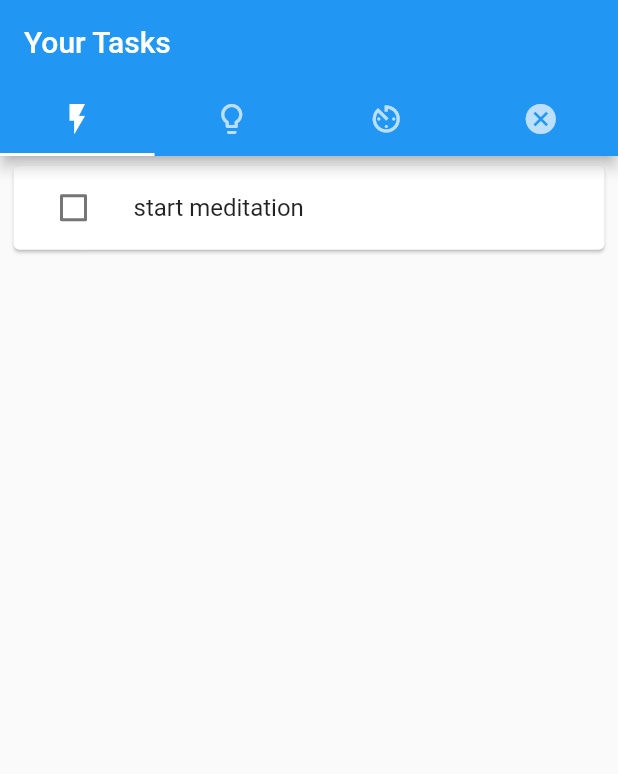
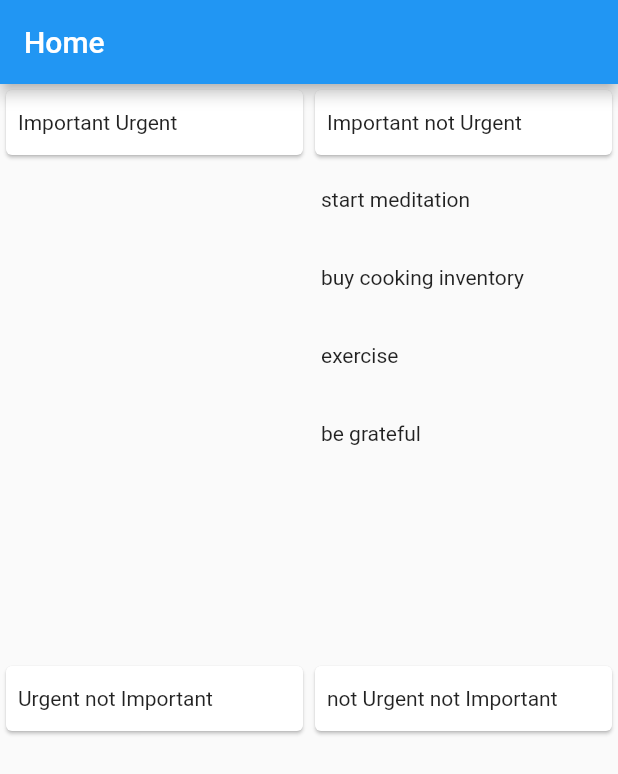
Before and after one commit to Pupye/eisenhower-m, a Flutter app: the screen it shows after launch, on a phone screen of 412 x 824 dp. Shown: the top 774 px of the screen. Run offline on Flutter 3.47's test engine with Material 2 defaults, Android fonts, the phone set to English and light mode, and no system bars.

Commit message:
new screen and widgets with real matrix

```diff
--- a/lib/main.dart
+++ b/lib/main.dart
@@ -27,7 +27,7 @@ class MyApp extends StatelessWidget {
       ),
       home: ChangeNotifierProvider.value(
         value: m_tasks.Tasks(),
-        child: TabScreen(),
+        child: HomeScreen(),
       ),
     );
   }
--- a/lib/models/tasks.dart
+++ b/lib/models/tasks.dart
@@ -8,7 +8,7 @@ class Tasks with ChangeNotifier{
       id: 0,
       title: 'start meditation',
       isFinished: false,
-      type: 0
+      type: 1
     ),
 
     Task(
@@ -35,15 +35,15 @@ class Tasks with ChangeNotifier{
     Task(
       id: 4,
       title: 'play video game',
-      isFinished: false,
-      type: 3
+      isFinished: true,
+      type: 1
     ),
 
     Task(
       id: 2,
       title: 'write an email',
-      isFinished: false,
-      type: 2
+      isFinished: true,
+      type: 1
     ),
   ];
 
--- a/lib/screens/home_screen.dart
+++ b/lib/screens/home_screen.dart
@@ -1,7 +1,7 @@
 import 'package:flutter/material.dart';
 import 'package:provider/provider.dart';
 
-import '../widgets/tasks_widget.dart';
+import '../widgets/tasks_overview_widget.dart';
 import '../models/tasks.dart' as m_tasks;
 
 class HomeScreen extends StatelessWidget {
@@ -14,7 +14,7 @@ class HomeScreen extends StatelessWidget {
         title: Text('Home'),
       ),
       body: ChangeNotifierProvider.value(
-        child: TasksW(),
+        child: TasksOverViewW(),
         value: m_tasks.Tasks(),
       ),
     );
--- /dev/null
+++ b/lib/widgets/task_items_overview.dart
@@ -0,0 +1,31 @@
+import 'package:flutter/material.dart';
+import 'package:provider/provider.dart';
+
+import '../models/task.dart' as m_task;
+
+class TaskItemsOverviewW extends StatelessWidget {
+  final double height;
+  const TaskItemsOverviewW({Key key, this.height}) : super(key: key);
+
+  @override
+  Widget build(BuildContext context) {
+    final task = Provider.of<m_task.Task>(context);
+    return LayoutBuilder(
+        builder: (context, constraints) => Container(
+              child: Container(
+                padding: EdgeInsets.symmetric(horizontal: 8.0),
+                height: height * 0.15,
+                width: constraints.maxWidth,
+                child: FittedBox(
+                  alignment: Alignment.centerLeft,
+                  fit: BoxFit.scaleDown,
+                  child: Text(task.title,
+                      style: TextStyle(
+                          decoration: task.isFinished
+                              ? TextDecoration.lineThrough
+                              : TextDecoration.none)),
+                ),
+              ),
+            ));
+  }
+}
--- /dev/null
+++ b/lib/widgets/task_overview_widget.dart
@@ -0,0 +1,60 @@
+import 'package:flutter/material.dart';
+import 'package:provider/provider.dart';
+
+import '../widgets/task_items_overview.dart';
+import '../models/tasks.dart' as m_tasks;
+import '../models/task.dart' as m_task;
+
+class TaskOverViewW extends StatelessWidget {
+  final String title;
+  final int type;
+  const TaskOverViewW({Key key, this.title, this.type = 0}) : super(key: key);
+
+  @override
+  Widget build(BuildContext context) {
+    final tasks = Provider.of<m_tasks.Tasks>(context).getWithType(type);
+    return LayoutBuilder(
+        builder: (context, constraints) => Container(
+              child: Column(
+                children: <Widget>[
+                  Card(
+                    child: Row(
+                      children: <Widget>[
+                        Container(
+                            margin: EdgeInsets.symmetric(
+                                horizontal: 8.0, vertical: 2.5),
+                            width: constraints.maxWidth * 0.8,
+                            height: constraints.maxHeight * 0.1,
+                            child: FittedBox(
+                                fit: BoxFit.scaleDown,
+                                alignment: Alignment.centerLeft,
+                                child: Text(
+                                  title,
+                                  maxLines: 2,
+                                ))),
+                      ],
+                    ),
+                  ),
+                  ..._getTasks(tasks, constraints.maxHeight * 0.9),
+                ],
+              ),
+            ));
+  }
+
+  List<Widget> _getTasks(List<m_task.Task> tasks, double height) {
+    List<Widget> widgets = [];
+
+    int counter = 0;
+    tasks.forEach((task) {
+      if (!task.isFinished && counter < 5) {
+        widgets.add(ChangeNotifierProvider.value(
+          value: task,
+          child: TaskItemsOverviewW(height: height),
+        ));
+      counter++;
+      }
+    });
+
+    return widgets;
+  }
+}
--- a/lib/widgets/tasks_overview_widget.dart
+++ b/lib/widgets/tasks_overview_widget.dart
@@ -1,21 +1,48 @@
-// import 'package:flutter/material.dart';
+import 'package:flutter/material.dart';
 
-// class TasksOverViewW extends StatelessWidget {
+import '../widgets/task_overview_widget.dart';
 
-//   const TasksOverViewW({Key key}) : super(key: key);
+class TasksOverViewW extends StatelessWidget {
+  const TasksOverViewW({Key key}) : super(key: key);
 
-//   @override
-//   Widget build(BuildContext context) {
-//     return Container(
-//       child: Column(
-//         children: <Widget>[
-//           Row(
-//             children: <Widget>[
-//               Expanded(child: ,),
-//             ],
-//           )
-//         ],
-//       )
-//     );
-//   }
-// }
+  @override
+  Widget build(BuildContext context) {
+
+
+    return LayoutBuilder(
+      builder: (context, constraints) {
+        return Container(
+            child: Column(children: [
+          Row(
+            children: <Widget>[
+              Container(
+                width: constraints.maxWidth * 0.5,
+                height: constraints.maxHeight * 0.5,
+                child: TaskOverViewW(title: 'Important Urgent', type: 0,)
+              ),
+              Container(
+                width: constraints.maxWidth * 0.5,
+                height: constraints.maxHeight * 0.5,
+                child: TaskOverViewW(title: 'Important not Urgent', type: 1)
+              ),
+            ],
+          ),
+          Row(
+            children: <Widget>[
+              Container(
+                width: constraints.maxWidth * 0.5,
+                height: constraints.maxHeight * 0.5,
+                child: TaskOverViewW(title: 'Urgent not Important', type: 2)
+              ),
+              Container(
+                width: constraints.maxWidth * 0.5,
+                height: constraints.maxHeight * 0.5,
+                child: TaskOverViewW(title: 'not Urgent not Important',type: 3)
+              ),
+            ],
+          ),
+        ]));
+      },
+    );
+  }
+}
--- a/pubspec.yaml
+++ b/pubspec.yaml
@@ -20,6 +20,7 @@ dependencies:
   flutter:
     sdk: flutter
   provider: ^3.0.0
+  auto_size_text: ^2.0.2
   # The following adds the Cupertino Icons font to your application.
   # Use with the CupertinoIcons class for iOS style icons.
   cupertino_icons: ^0.1.2
```
Also changed, not shown: pubspec.lock.
